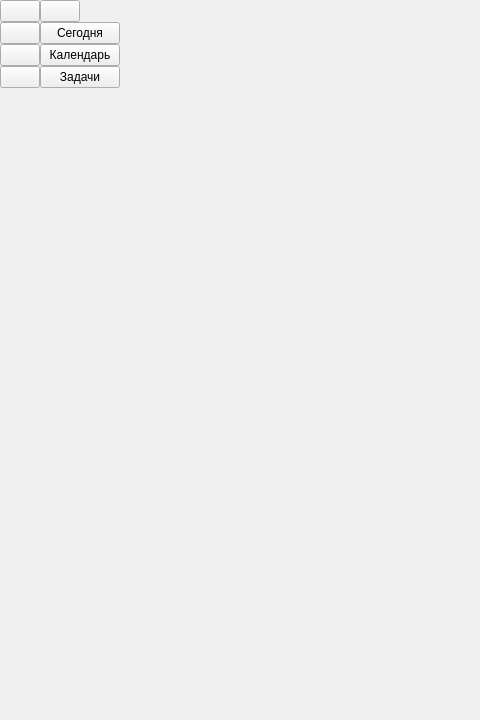
This is mainwindow.ui in fnDxrk/ToDo_VPHAMI as Qt 5 draws it before an edit; both pictures show x 0 to 480 and y 0 to 720 of the 1280 by 720 pixel window. The edited form follows.
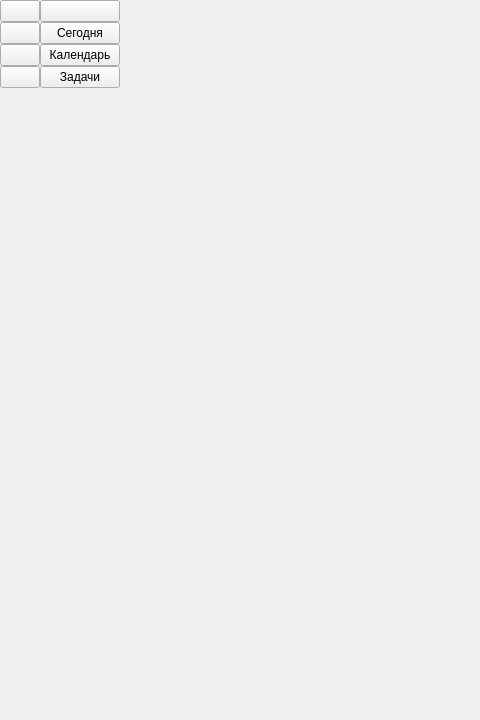
This is the edited form. Icons and pictures are not drawn.

Commit message: Correct layouts of QPushButtons in menus

```diff
--- a/mainwindow.ui
+++ b/mainwindow.ui
@@ -378,8 +378,6 @@
        <item>
         <layout class="QVBoxLayout" name="verticalLayout_2">
          <item>
-          <layout class="QHBoxLayout" name="horizontalLayout_2">
-           <item>
             <widget class="QPushButton" name="full_menu_toggle_button">
              <property name="text">
               <string/>
@@ -400,24 +398,6 @@
             </widget>
            </item>
            <item>
-            <spacer name="horizontalSpacer_3">
-             <property name="orientation">
-              <enum>Qt::Horizontal</enum>
-             </property>
-             <property name="sizeType">
-              <enum>QSizePolicy::Minimum</enum>
-             </property>
-             <property name="sizeHint" stdset="0">
-              <size>
-               <width>40</width>
-               <height>20</height>
-              </size>
-             </property>
-            </spacer>
-           </item>
-          </layout>
-         </item>
-         <item>
           <widget class="QPushButton" name="full_menu_today_button">
            <property name="text">
             <string>Сегодня</string>
@@ -496,7 +476,7 @@
          <property name="sizeHint" stdset="0">
           <size>
            <width>20</width>
-           <height>543</height>
+           <height>545</height>
           </size>
          </property>
         </spacer>
```
Lines whose indentation alone changed are shown as unchanged. The commit also changes 1 other file.
